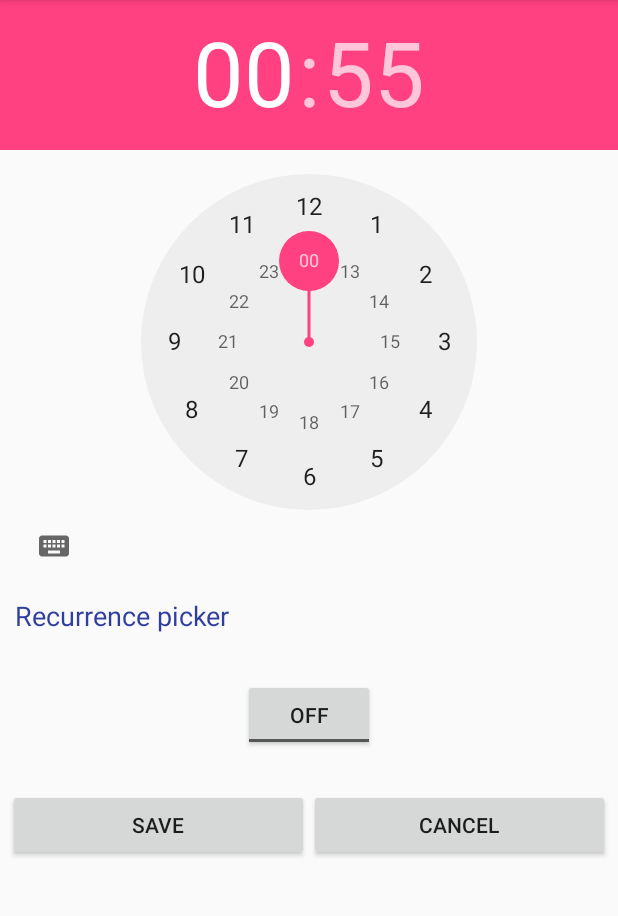
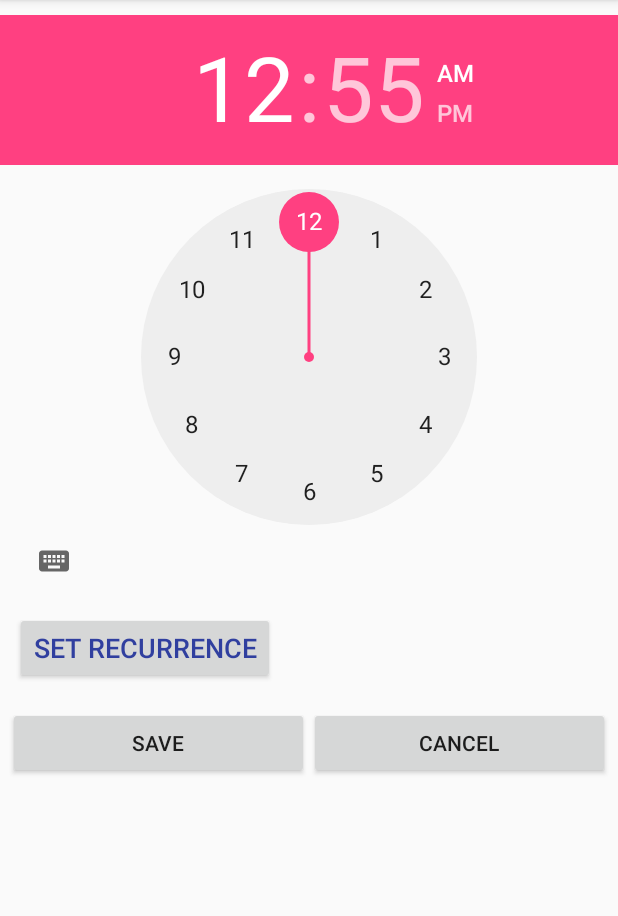
Before and after one commit to jiyunsung/moody_alarm, an Android app: the SetAlarmActivity screen opened directly, with no data from a screen before it, on a phone screen of 412 x 824 dp, the part 84-1000 px from its top. Run offline under Robolectric (Android 15) with nearby library versions, the phone set to English and light mode, and no system bars; libraries missing offline, so code that uses them is left out: be.billington.calendar.

Commit message:
Fixed recurrence problems. overlap / switch still have problems

```diff
--- a/MoodyAlarm/app/src/main/java/edu/dartmouth/cs/moodyalarm/SetAlarmActivity.java
+++ b/MoodyAlarm/app/src/main/java/edu/dartmouth/cs/moodyalarm/SetAlarmActivity.java
@@ -8,7 +8,12 @@ import android.app.AlarmManager;
 import android.app.PendingIntent;
 import android.content.Intent;
 import android.text.format.Time;
+import android.util.Log;
+import android.view.Menu;
+import android.view.MenuInflater;
+import android.view.MenuItem;
 import android.view.View;
+import android.widget.Switch;
 import android.widget.TextView;
 import android.widget.TimePicker;
 import android.widget.Toast;
@@ -38,6 +43,7 @@ public class SetAlarmActivity extends AppCompatActivity {
     public AlarmEntry alarmEntry = new AlarmEntry();
     private TextView recurrence;
     private String recurrenceRule;
+    private Boolean[] daysList;
 
     @Override
     protected void onCreate(Bundle savedInstanceState)
@@ -45,7 +51,6 @@ public class SetAlarmActivity extends AppCompatActivity {
         super.onCreate(savedInstanceState);
         setContentView(R.layout.activity_set_alarm);
         alarmTimePicker = (TimePicker) findViewById(R.id.timePicker);
-        alarmTimePicker.setIs24HourView(true);
         alarmManager = (AlarmManager) getSystemService(ALARM_SERVICE);
         Intent intent = getIntent();
         isNew = intent.getBooleanExtra(AlarmsFragment.NEWALARM, true);
@@ -53,6 +58,8 @@ public class SetAlarmActivity extends AppCompatActivity {
             alarmEntry = (AlarmEntry) intent.getSerializableExtra(AlarmsFragment.POSITION);
             alarmTimePicker.setCurrentHour(alarmEntry.getHour());
             alarmTimePicker.setCurrentMinute(alarmEntry.getMinute());
+        } else {
+            alarmEntry.setOnOff(1);
         }
 
         recurrence = (TextView) findViewById(R.id.recurrence);
@@ -74,14 +81,38 @@ public class SetAlarmActivity extends AppCompatActivity {
                     public void onRecurrenceSet(String rrule) {
                         recurrenceRule = rrule;
 
+                        daysList = new Boolean[]{false, false, false, false, false, false, false};
                         if (recurrenceRule != null && recurrenceRule.length() > 0) {
                             EventRecurrence recurrenceEvent = new EventRecurrence();
                             recurrenceEvent.setStartDate(new Time("" + new Date().getTime()));
                             recurrenceEvent.parse(rrule);
+                            Log.d("TAG", recurrenceEvent.toString());
+                            Log.d("TAG", rrule.toString());
                             String srt = EventRecurrenceFormatter.getRepeatString(SetAlarmActivity.this, getResources(), recurrenceEvent, true);
                             recurrence.setText(srt);
+
+                            String[] separated = recurrenceEvent.toString().split(";");
+                            String byDay = separated[separated.length - 1].split("=")[1];
+
+                            if (byDay.contains("SU"))
+                                daysList[0] = true;
+                            if (byDay.contains("MO"))
+                                daysList[1] = true;
+                            if (byDay.contains("TU"))
+                                daysList[2] = true;
+                            if (byDay.contains("WE"))
+                                daysList[3] = true;
+                            if (byDay.contains("TH"))
+                                daysList[4] = true;
+                            if (byDay.contains("FR"))
+                                daysList[5] = true;
+                            if (byDay.contains("SA"))
+                                daysList[6] = true;
+
+                            alarmEntry.setRepeat(1);
                         } else {
                             recurrence.setText("No recurrence");
+                            alarmEntry.setRepeat(0);
                         }
                     }
                 });
@@ -90,52 +121,49 @@ public class SetAlarmActivity extends AppCompatActivity {
         });
     }
 
-    public void OnToggleClicked(View view)
-    {
-        long time;
-        if (isNew) {
+    // create the options menu
+    @Override
+    public boolean onCreateOptionsMenu(Menu menu) {
+        MenuInflater inflater = getMenuInflater();
+        inflater.inflate(R.menu.switch_menu, menu);
+        return true;
+    }
+
+    // delete button
+    @Override
+    public boolean onOptionsItemSelected(MenuItem item) {
+        // Handle action bar item clicks here. The action bar will
+        // automatically handle clicks on the Home/Up button, so long
+        // as you specify a parent activity in AndroidManifest.xml.
+        int id = item.getItemId();
+
+        if (id == R.id.switchOnOff) {
+
+            Switch s = (Switch) findViewById(R.id.switchOnOff);
+
+            if (s.isChecked()) {
+
                 Calendar calendar = Calendar.getInstance();
                 calendar.set(Calendar.HOUR_OF_DAY, alarmTimePicker.getCurrentHour());
                 calendar.set(Calendar.MINUTE, alarmTimePicker.getCurrentMinute());
                 Intent intent = new Intent(this, AlarmReceiver.class);
                 pendingIntent = PendingIntent.getBroadcast(this, 0, intent, 0);
 
-            time=(calendar.getTimeInMillis()-(calendar.getTimeInMillis()%60000));
-            if(System.currentTimeMillis()>time)
-            {
+                long time = (calendar.getTimeInMillis() - (calendar.getTimeInMillis() % 60000));
+                if (System.currentTimeMillis() > time) {
                     if (calendar.AM_PM == 0)
-                    time = time + (1000*60*60*12);
+                        time = time + (1000 * 60 * 60 * 12);
                     else
-                    time = time + (1000*60*60*24);
+                        time = time + (1000 * 60 * 60 * 24);
                 }
+                alarmManager.setRepeating(AlarmManager.RTC_WAKEUP, time, 10000, pendingIntent);
             } else {
-
+                alarmManager.cancel(pendingIntent);
             }
 
-        if (((ToggleButton) view).isChecked())
-        {
-            Toast.makeText(SetAlarmActivity.this, "ALARM ON", Toast.LENGTH_SHORT).show();
-            Calendar calendar = Calendar.getInstance();
-            calendar.set(Calendar.HOUR_OF_DAY, alarmTimePicker.getCurrentHour());
-            calendar.set(Calendar.MINUTE, alarmTimePicker.getCurrentMinute());
-            Intent intent = new Intent(this, AlarmReceiver.class);
-            pendingIntent = PendingIntent.getBroadcast(this, 0, intent, 0);
-
-            time=(calendar.getTimeInMillis()-(calendar.getTimeInMillis()%60000));
-            if(System.currentTimeMillis()>time)
-            {
-                if (calendar.AM_PM == 0)
-                    time = time + (1000*60*60*12);
-                else
-                    time = time + (1000*60*60*24);
+            return true;
         }
-            alarmManager.setRepeating(AlarmManager.RTC_WAKEUP, time, 10000, pendingIntent);
-        }
-        else
-        {
-            alarmManager.cancel(pendingIntent);
-            Toast.makeText(SetAlarmActivity.this, "ALARM OFF", Toast.LENGTH_SHORT).show();
-        }
+        return super.onOptionsItemSelected(item);
     }
 
     public void saveButtonClicked(View view){
@@ -203,9 +231,14 @@ public class SetAlarmActivity extends AppCompatActivity {
         protected Void doInBackground(Void... arg0) {
             alarmEntry.setHour(alarmTimePicker.getCurrentHour());
             alarmEntry.setMinute(alarmTimePicker.getCurrentMinute());
-            alarmEntry.setOnOff(1);
-            alarmEntry.setRepeat(1);
-            alarmEntry.setDaysofweek(new ArrayList<>(Arrays.asList(false, false, false, false, true, true, true)));
+
+            if (daysList != null) {
+                ArrayList<Boolean> daysOfWeek = new ArrayList<>();
+                for (boolean day : daysList) {
+                    daysOfWeek.add(day);
+                }
+                alarmEntry.setDaysofweek(daysOfWeek);
+            }
 
             dataStorage= new AlarmEntryDbHelper(getApplicationContext());
             dataStorage.open();
--- a/MoodyAlarm/app/src/main/res/layout/activity_set_alarm.xml
+++ b/MoodyAlarm/app/src/main/res/layout/activity_set_alarm.xml
@@ -8,26 +8,17 @@
         android:id="@+id/timePicker"
         android:layout_width="wrap_content"
         android:layout_height="wrap_content"
-        android:layout_gravity="center" />
+        android:layout_gravity="center"
+        android:layout_marginTop="10dp"/>
 
-    <TextView
+    <Button
         android:id="@+id/recurrence"
         android:layout_width="wrap_content"
         android:layout_height="wrap_content"
         android:layout_margin="10dp"
-        android:text="Recurrence picker"
+        android:text="Set Recurrence"
         android:textColor="@color/colorPrimaryDark"
         android:textSize="18sp" />
-
-
-    <ToggleButton
-        android:id="@+id/toggleButton"
-        android:layout_width="wrap_content"
-        android:layout_height="wrap_content"
-        android:layout_gravity="center"
-        android:layout_margin="20dp"
-        android:checked="false"
-        android:onClick="OnToggleClicked" />
 
     <LinearLayout
         android:layout_width="match_parent"
--- a/MoodyAlarm/app/src/main/res/layout/app_bar_main.xml
+++ b/MoodyAlarm/app/src/main/res/layout/app_bar_main.xml
@@ -20,7 +20,10 @@
 
     </android.support.design.widget.AppBarLayout>
 
-    <include layout="@layout/content_main" />
+    <android.support.v4.view.ViewPager
+        android:layout_width="match_parent"
+        android:layout_height="match_parent"
+        app:layout_behavior="@string/appbar_scrolling_view_behavior"/>
 
     <android.support.design.widget.FloatingActionButton
         android:id="@+id/fab"
--- /dev/null
+++ b/MoodyAlarm/app/src/main/res/menu/switch_menu.xml
@@ -0,0 +1,11 @@
+<?xml version="1.0" encoding="utf-8"?>
+<menu xmlns:android="http://schemas.android.com/apk/res/android"
+    xmlns:app="http://schemas.android.com/apk/res-auto">
+
+    <item
+        android:id="@+id/switchOnOff"
+        android:title=""
+        app:showAsAction="always"
+        android:actionLayout="@layout/switch_layout"
+        />
+</menu>
```
Also changed, not shown: MoodyAlarm/app/src/main/res/layout/activity_main.xml (+11 -5 lines), MoodyAlarm/app/src/main/res/layout/content_main.xml (deleted, +0 -20 lines), MoodyAlarm/app/src/main/res/layout/display_alarms.xml (+6 -3 lines), MoodyAlarm/app/src/main/res/layout/switch_layout.xml (added, +13 -0 lines). Lines whose indentation alone changed are shown as unchanged.
